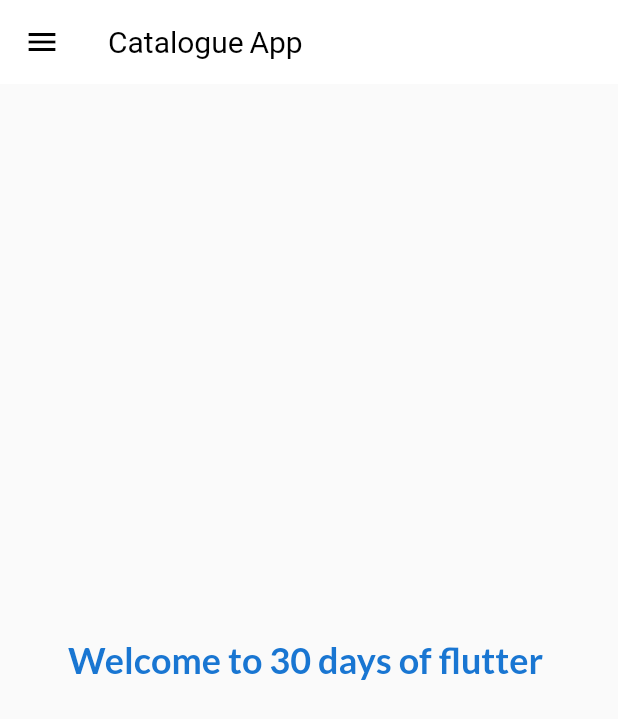
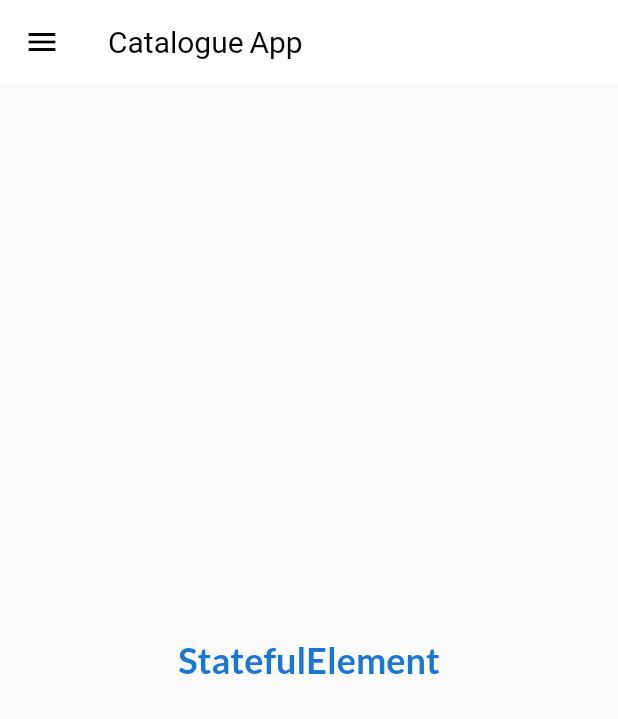
Before and after one commit to PatelPruthvi/30DaysOfFlutter, a Flutter app: the screen it shows after launch, on a phone screen of 412 x 824 dp. Shown: the top 719 px of the screen. Run offline on Flutter 3.47's test engine with Material 2 defaults, Android fonts, the phone set to English and light mode, and no system bars; our stand-ins replace google_fonts.

Commit message:
day 8 completed

```diff
--- a/lib/main.dart
+++ b/lib/main.dart
@@ -17,8 +17,8 @@ class MyApp extends StatelessWidget {
   @override
   Widget build(BuildContext context) {
     return MaterialApp(
+      initialRoute: MyRoutes.loginRoute,
       debugShowCheckedModeBanner: false,
-      initialRoute: MyRoutes.loginRoute,
       theme: MyTheme.themeData,
       routes: {
         MyRoutes.loginRoute: (context) => Login(),
--- a/lib/pages/login_page.dart
+++ b/lib/pages/login_page.dart
@@ -22,7 +22,7 @@ class _LoginState extends State<Login> {
       ),
       body: Center(
           child: Text(
-        'Welcome to 30 days of flutter ',
+        context.runtimeType.toString(),
         style: TextStyle(
           fontWeight: FontWeight.bold,
           color: Colors.blue[700],
```
